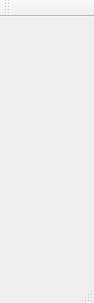
Before: the Qt Designer form mainwindow.ui in Vesuri/excellence, drawn with Qt 5.
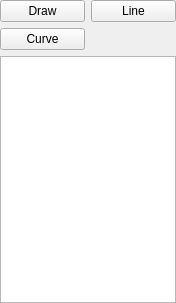
After: the same form once the commit is applied.

Commit message: Add some buttons and an area for the palette in the main window

```diff
--- a/mainwindow.ui
+++ b/mainwindow.ui
@@ -6,14 +6,53 @@
    <rect>
     <x>0</x>
     <y>0</y>
-    <width>94</width>
+    <width>176</width>
     <height>303</height>
    </rect>
   </property>
   <property name="windowTitle">
    <string>Excellence</string>
   </property>
-  <widget class="QWidget" name="centralWidget"/>
+  <widget class="QWidget" name="widgetMain">
+   <layout class="QGridLayout" name="gridLayout">
+    <property name="leftMargin">
+     <number>0</number>
+    </property>
+    <property name="topMargin">
+     <number>0</number>
+    </property>
+    <property name="rightMargin">
+     <number>0</number>
+    </property>
+    <property name="bottomMargin">
+     <number>0</number>
+    </property>
+    <item row="1" column="0">
+     <widget class="QPushButton" name="curveButton">
+      <property name="text">
+       <string>Curve</string>
+      </property>
+     </widget>
+    </item>
+    <item row="0" column="1">
+     <widget class="QPushButton" name="lineButton">
+      <property name="text">
+       <string>Line</string>
+      </property>
+     </widget>
+    </item>
+    <item row="0" column="0">
+     <widget class="QPushButton" name="drawButton">
+      <property name="text">
+       <string>Draw</string>
+      </property>
+     </widget>
+    </item>
+    <item row="2" column="0" colspan="2">
+     <widget class="QGraphicsView" name="paletteGraphicsView"/>
+    </item>
+   </layout>
+  </widget>
   <widget class="QMenuBar" name="menuBar">
    <property name="geometry">
     <rect>
@@ -24,15 +63,6 @@
     </rect>
    </property>
   </widget>
-  <widget class="QToolBar" name="mainToolBar">
-   <attribute name="toolBarArea">
-    <enum>TopToolBarArea</enum>
-   </attribute>
-   <attribute name="toolBarBreak">
-    <bool>false</bool>
-   </attribute>
-  </widget>
-  <widget class="QStatusBar" name="statusBar"/>
  </widget>
  <layoutdefault spacing="6" margin="11"/>
  <resources/>
```
Left out of the diff: 2 changed lines with no effect on the pictures.
